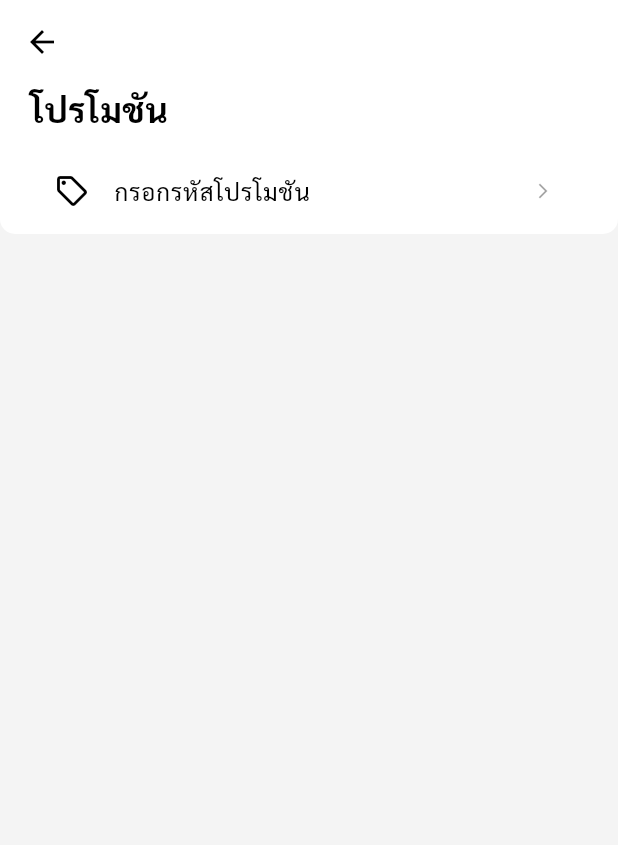
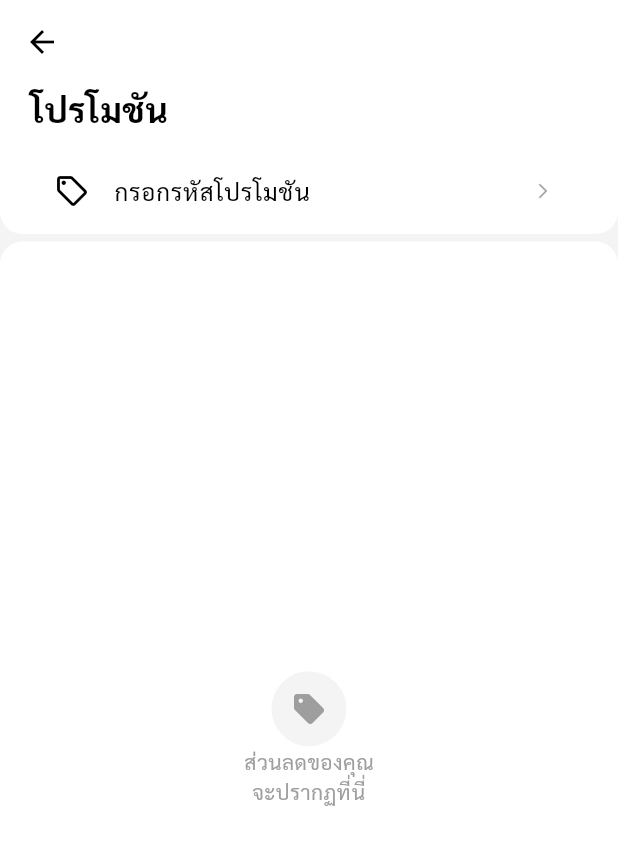
Before and after one commit to iwindd/Boltclone_Flutter, a Flutter app: the PromotionView screen opened by its route, on a phone screen of 412 x 824 dp. Shown: the top 845 px of the screen. Run offline on Flutter 3.47's test engine with Material 3 defaults, Android fonts, the light colour scheme and no system bars; our stand-ins replace geolocator, google_maps_flutter, stacked, stacked_services, stacked_shared.

Commit message:
main promotion page

```diff
--- a/lib/ui/views/promotion/promotion_view.dart
+++ b/lib/ui/views/promotion/promotion_view.dart
@@ -4,7 +4,7 @@ import 'package:stacked/stacked.dart';
 import 'promotion_viewmodel.dart';
 
 class PromotionView extends StackedView<PromotionViewModel> {
-  const PromotionView({Key? key}) : super(key: key);
+  const PromotionView({super.key});
 
   @override
   Widget builder(
@@ -23,12 +23,13 @@ class PromotionView extends StackedView<PromotionViewModel> {
       body: Column(
         children: [
           Container(
+            height: 100,
             padding: const EdgeInsets.only(left: 20, right: 20),
             decoration: BoxDecoration(
               color: theme.colorScheme.surface,
               borderRadius: const BorderRadius.only(
-                bottomLeft: Radius.circular(10),
-                bottomRight: Radius.circular(10),
+                bottomLeft: Radius.circular(15),
+                bottomRight: Radius.circular(15),
               ),
             ),
             width: MediaQuery.of(context).size.width,
@@ -59,6 +60,35 @@ class PromotionView extends StackedView<PromotionViewModel> {
               ],
             ),
           ),
+          const SizedBox(height: 5),
+          Container(
+            padding: const EdgeInsets.only(left: 20, right: 20),
+            alignment: Alignment.center,
+            decoration: BoxDecoration(
+              color: theme.colorScheme.surface,
+              borderRadius: const BorderRadius.only(
+                topLeft: Radius.circular(15),
+                topRight: Radius.circular(15),
+              ),
+            ),
+            width: MediaQuery.of(context).size.width,
+            height: MediaQuery.of(context).size.height - 161,
+            child: const Column(
+              mainAxisAlignment: MainAxisAlignment.center,
+              children: [
+                CircleAvatar(
+                  radius: 25,
+                  backgroundColor: Color.fromARGB(255, 244, 244, 244),
+                  child: Icon(
+                    Icons.sell,
+                    color: Colors.grey,
+                  ),
+                ),
+                Text("ส่วนลดของคุณ", style: TextStyle(color: Colors.grey)),
+                Text("จะปรากฏที่นี่", style: TextStyle(color: Colors.grey))
+              ],
+            ),
+          )
         ],
       ),
     );
```
